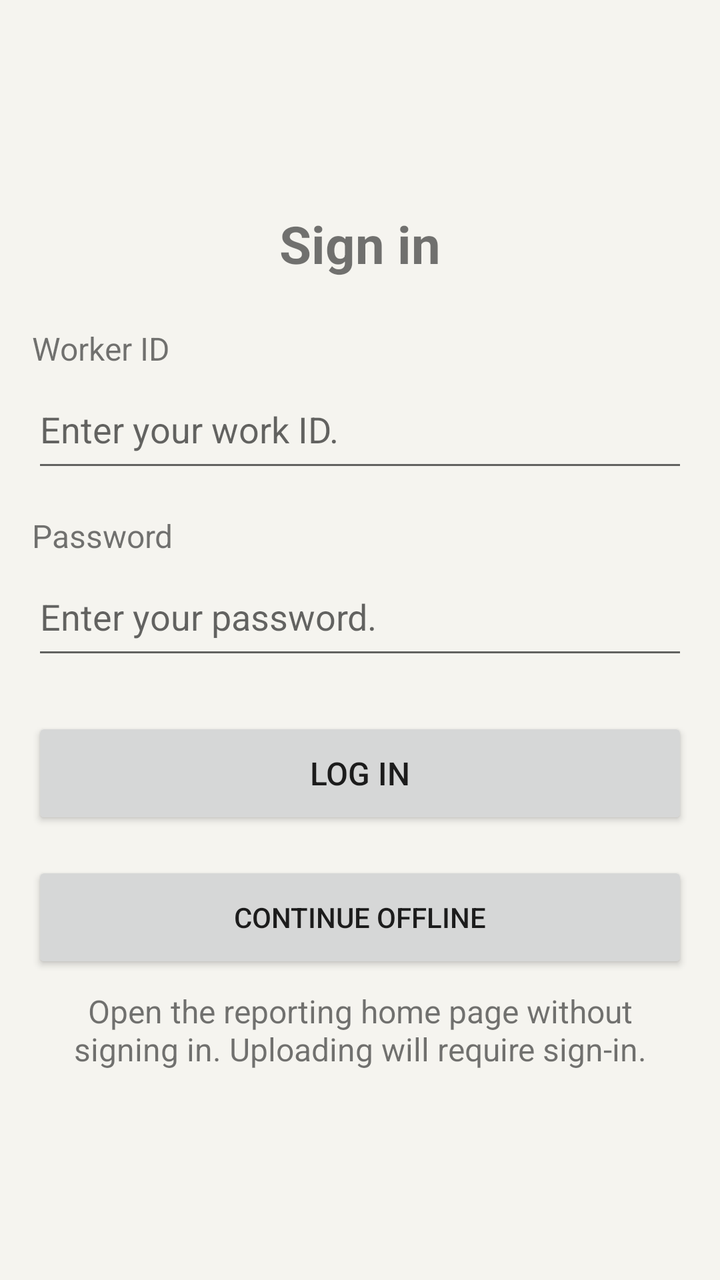
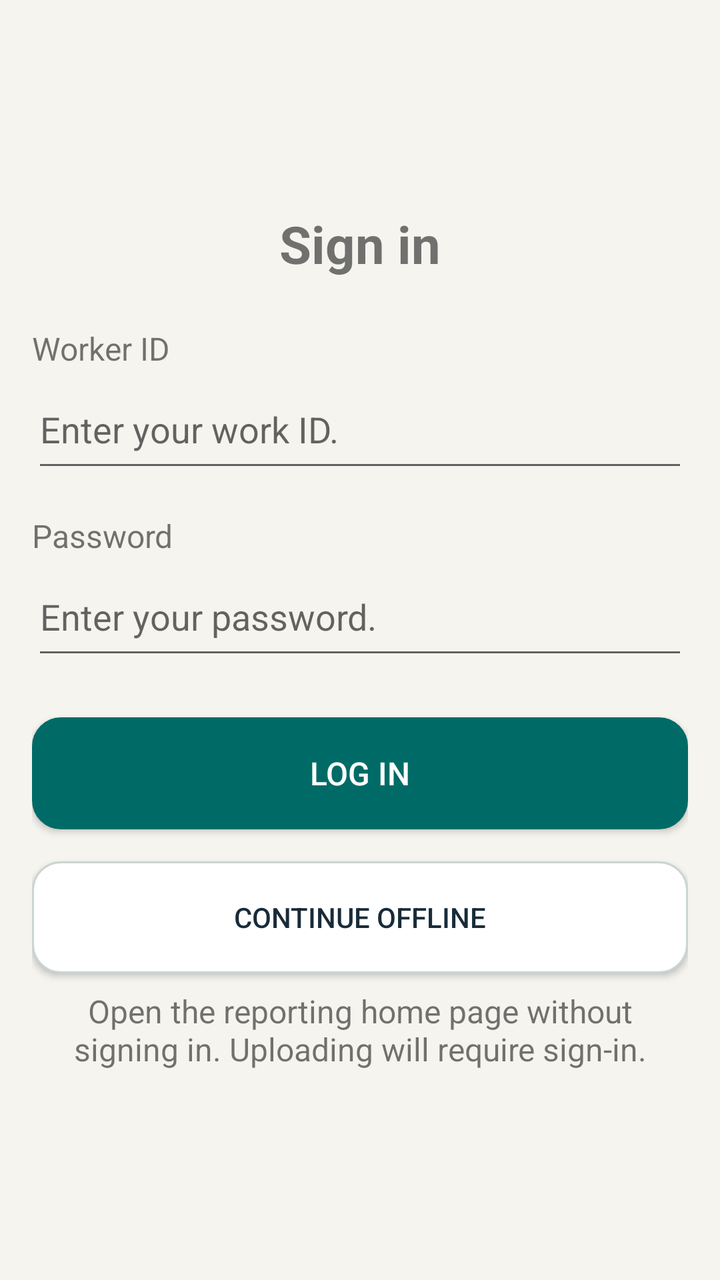

The first picture is an Android layout as it rendered before a commit; the second is the same layout after the commit. The layout source and the unified diff follow.
<!-- AndroidManifest.xml: application theme Theme.JavaReportingSystem -->
<!-- res/layout/activity_login.xml -->
<?xml version="1.0" encoding="utf-8"?>
<androidx.constraintlayout.widget.ConstraintLayout xmlns:android="http://schemas.android.com/apk/res/android"
    xmlns:app="http://schemas.android.com/apk/res-auto"
    xmlns:tools="http://schemas.android.com/tools"
    android:id="@+id/main"
    android:layout_width="match_parent"
    android:layout_height="match_parent"
    tools:context=".LoginActivity">

    <ScrollView
        android:layout_width="0dp"
        android:layout_height="0dp"
        android:fillViewport="true"
        app:layout_constraintTop_toTopOf="parent"
        app:layout_constraintBottom_toBottomOf="parent"
        app:layout_constraintStart_toStartOf="parent"
        app:layout_constraintEnd_toEndOf="parent">

        <LinearLayout
            android:layout_width="match_parent"
            android:layout_height="wrap_content"
            android:orientation="vertical"
            android:gravity="center_vertical"
            android:paddingStart="@dimen/activity_horizontal_margin"
            android:paddingEnd="@dimen/activity_horizontal_margin"
            android:paddingTop="@dimen/activity_vertical_margin"
            android:paddingBottom="@dimen/activity_vertical_margin">

            <TextView
                android:layout_width="match_parent"
                android:layout_height="wrap_content"
                android:text="Sign in"
                android:textSize="@dimen/login_title_size"
                android:textAlignment="center"
                android:textStyle="bold" />

            <TextView
                android:layout_width="match_parent"
                android:layout_height="wrap_content"
                android:layout_marginTop="24dp"
                android:labelFor="@id/workerIdInput"
                android:text="Worker ID"
                android:textSize="@dimen/login_label_size" />

            <EditText
                android:id="@+id/workerIdInput"
                android:maxLength="50"
                android:layout_width="match_parent"
                android:layout_height="wrap_content"
                android:minHeight="56dp"
                android:autofillHints="username"
                android:imeOptions="actionNext"
                android:inputType="text"
                android:hint="Enter your work ID. "
                android:textSize="@dimen/login_input_size" />

            <TextView
                android:layout_width="match_parent"
                android:layout_height="wrap_content"
                android:layout_marginTop="16dp"
                android:labelFor="@id/passwordInput"
                android:text="Password"
                android:textSize="@dimen/login_label_size" />

            <EditText
                android:id="@+id/passwordInput"
                android:layout_width="match_parent"
                android:layout_height="wrap_content"
                android:minHeight="56dp"
                android:autofillHints="password"
                android:imeOptions="actionDone"
                android:inputType="textPassword"
                android:hint="Enter your password. "
                android:textSize="@dimen/login_input_size" />

            <Button
                android:id="@+id/loginButton"
                android:layout_width="match_parent"
                android:layout_height="wrap_content"
                android:layout_marginTop="24dp"
                android:minHeight="56dp"
                android:text="Log in"
                android:textSize="@dimen/login_button_size" />

            <ProgressBar
                android:id="@+id/loginProgress"
                android:layout_width="wrap_content"
                android:layout_height="wrap_content"
                android:layout_gravity="center_horizontal"
                android:layout_marginTop="16dp"
                android:visibility="gone" />

            <TextView
                android:id="@+id/loginError"
                android:layout_width="match_parent"
                android:layout_height="wrap_content"
                android:layout_marginTop="12dp"
                android:textColor="@android:color/holo_red_dark"
                android:textSize="@dimen/login_label_size"
                android:visibility="gone" />

            <Button
                android:id="@+id/continueOfflineButton"
                android:layout_width="match_parent"
                android:layout_height="wrap_content"
                android:layout_marginTop="16dp"
                android:minHeight="56dp"
                android:text="@string/continue_offline" />

            <TextView
                android:layout_width="match_parent"
                android:layout_height="wrap_content"
                android:layout_marginTop="8dp"
                android:gravity="center"
                android:text="@string/offline_login_explanation"
                android:textSize="@dimen/login_label_size" />

        </LinearLayout>
    </ScrollView>

</androidx.constraintlayout.widget.ConstraintLayout>
<!-- resources referenced by this layout -->
<resources>
  <dimen name="activity_horizontal_margin">16dp</dimen>
  <dimen name="activity_vertical_margin">16dp</dimen>
  <dimen name="login_button_size">16sp</dimen>
  <dimen name="login_input_size">18sp</dimen>
  <dimen name="login_label_size">16sp</dimen>
  <dimen name="login_title_size">26sp</dimen>
  <string name="continue_offline">Continue offline</string>
  <string name="offline_login_explanation">Open the reporting home page without signing in. Uploading will require sign-in.</string>
  <style name="Theme.JavaReportingSystem" parent="Base.Theme.JavaReportingSystem" />
  <style name="Base.Theme.JavaReportingSystem" parent="Theme.AppCompat.Light.NoActionBar">
          <item name="colorPrimary">@color/safety_action</item>
          <item name="colorOnPrimary">@color/safety_on_action</item>
          <item name="colorSurface">@color/safety_surface</item>
          <item name="colorOnSurface">@color/safety_text</item>
          <item name="android:colorAccent">@color/safety_action</item>
          <item name="android:windowBackground">@color/safety_background</item>
          <item name="android:statusBarColor">@color/safety_background</item>
          <item name="android:navigationBarColor">@color/safety_background</item>
          <item name="android:windowLightStatusBar">true</item>
          <item name="android:windowLightNavigationBar">true</item>
      </style>
  <color name="safety_action">#006B66</color>
  <color name="safety_on_action">#FFFFFF</color>
  <color name="safety_surface">#FFFFFF</color>
  <color name="safety_text">#182B39</color>
  <color name="safety_background">#F5F4EF</color>
</resources>

<!-- the commit's change to res/layout/activity_login.xml (unified diff, before → after) -->
@@ -75,6 +75,9 @@
 
             <Button
                 android:id="@+id/loginButton"
+                android:background="@drawable/back_button"
+                android:textColor="@color/safety_on_action"
+                app:backgroundTint="@null"
                 android:layout_width="match_parent"
                 android:layout_height="wrap_content"
                 android:layout_marginTop="24dp"
@@ -101,6 +104,9 @@
 
             <Button
                 android:id="@+id/continueOfflineButton"
+                android:background="@drawable/outline_button"
+                android:textColor="@color/safety_text"
+                app:backgroundTint="@null"
                 android:layout_width="match_parent"
                 android:layout_height="wrap_content"
                 android:layout_marginTop="16dp"
<!-- resource entries referenced after the edit -->
@@ -6,6 +6,20 @@
   <dimen name="login_input_size">18sp</dimen>
   <dimen name="login_label_size">16sp</dimen>
   <dimen name="login_title_size">26sp</dimen>
+  <!-- drawable back_button (drawable) -->
+  <?xml version="1.0" encoding="utf-8"?>
+  <shape xmlns:android="http://schemas.android.com/apk/res/android" android:shape="rectangle">
+      <solid android:color="@color/safety_action" />
+      <stroke android:width="1dp" android:color="@color/safety_action" />
+      <corners android:radius="14dp" />
+  </shape>
+  <!-- drawable outline_button (drawable) -->
+  <?xml version="1.0" encoding="utf-8"?>
+  <shape xmlns:android="http://schemas.android.com/apk/res/android" android:shape="rectangle">
+      <solid android:color="@color/safety_surface" />
+      <stroke android:width="1dp" android:color="@color/safety_border" />
+      <corners android:radius="14dp" />
+  </shape>
   <string name="continue_offline">Continue offline</string>
   <string name="offline_login_explanation">Open the reporting home page without signing in. Uploading will require sign-in.</string>
   <style name="Theme.JavaReportingSystem" parent="Base.Theme.JavaReportingSystem" />
@@ -24,6 +38,7 @@
   <color name="safety_action">#006B66</color>
   <color name="safety_on_action">#FFFFFF</color>
   <color name="safety_surface">#FFFFFF</color>
+  <color name="safety_border">#CAD5D3</color>
   <color name="safety_text">#182B39</color>
   <color name="safety_background">#F5F4EF</color>
 </resources>
